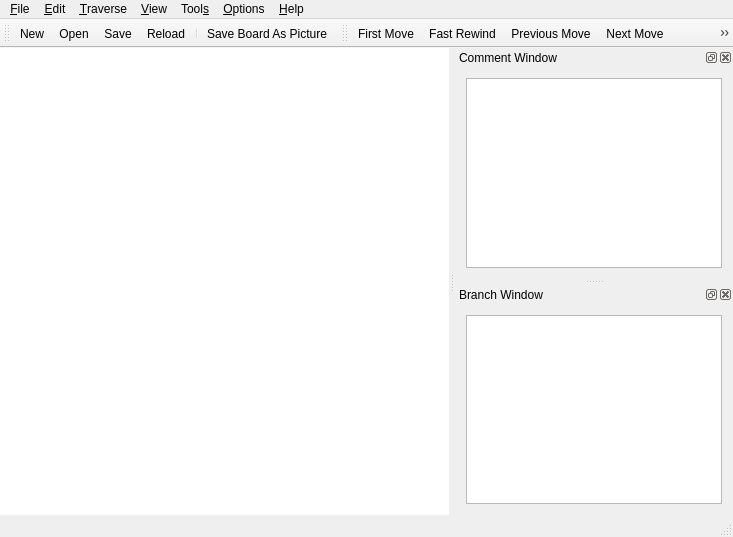
This is mainwindow.ui in nullx002/mugo as Qt 5 draws it before an edit. The edited form follows.
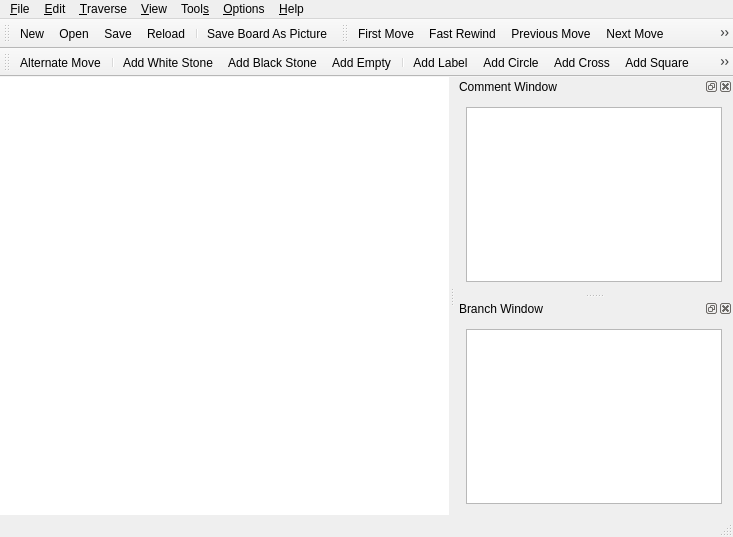
This is the edited form. Icons and pictures are not drawn. Custom widgets are drawn as their Qt base class.

What changed in the file:
```diff
--- a/mainwindow.ui
+++ b/mainwindow.ui
@@ -302,6 +302,35 @@
    <addaction name="actionPreviousBranch"/>
    <addaction name="actionNextBranch"/>
   </widget>
+  <widget class="QToolBar" name="editToolBar">
+   <property name="windowTitle">
+    <string>toolBar</string>
+   </property>
+   <property name="iconSize">
+    <size>
+     <width>20</width>
+     <height>20</height>
+    </size>
+   </property>
+   <attribute name="toolBarArea">
+    <enum>TopToolBarArea</enum>
+   </attribute>
+   <attribute name="toolBarBreak">
+    <bool>true</bool>
+   </attribute>
+   <addaction name="actionAlternateMove"/>
+   <addaction name="separator"/>
+   <addaction name="actionAddWhiteStone"/>
+   <addaction name="actionAddBlackStone"/>
+   <addaction name="actionAddEmpty"/>
+   <addaction name="separator"/>
+   <addaction name="actionAddLabel"/>
+   <addaction name="actionAddCircle"/>
+   <addaction name="actionAddCross"/>
+   <addaction name="actionAddSquare"/>
+   <addaction name="actionAddTriangle"/>
+   <addaction name="actionDeleteMarker"/>
+  </widget>
   <action name="actionNew">
    <property name="icon">
     <iconset resource="resources.qrc">
```
Left out of the diff: 36 changed lines with no effect on the pictures.
